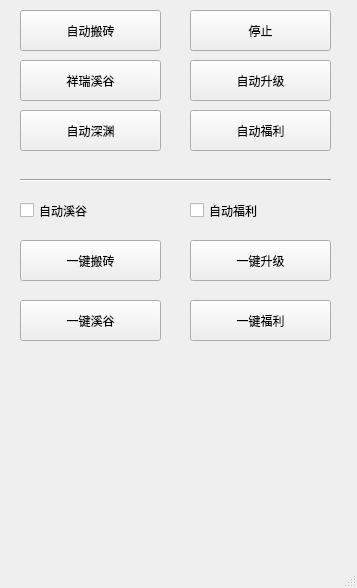
Above: voyager/ui/main.ui from seayona/dnf before the change. Below: the same form after it.
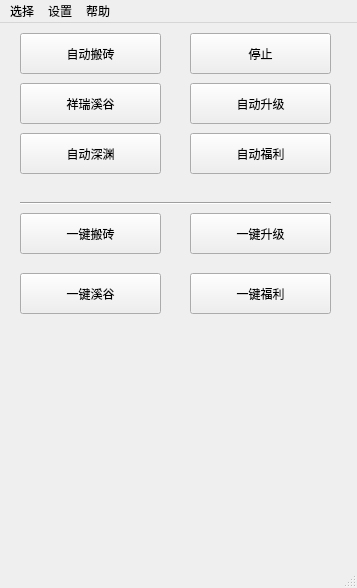
That is the form after the change.

Commit message: F：角色配置选择

```diff
--- a/voyager/ui/main.ui
+++ b/voyager/ui/main.ui
@@ -69,37 +69,11 @@
      <string>自动升级</string>
     </property>
    </widget>
-   <widget class="QCheckBox" name="ckbox_auto_valley">
-    <property name="geometry">
-     <rect>
-      <x>20</x>
-      <y>190</y>
-      <width>90</width>
-      <height>41</height>
-     </rect>
-    </property>
-    <property name="text">
-     <string>自动溪谷</string>
-    </property>
-   </widget>
-   <widget class="QCheckBox" name="ckbox_auto_welfare">
-    <property name="geometry">
-     <rect>
-      <x>190</x>
-      <y>190</y>
-      <width>90</width>
-      <height>41</height>
-     </rect>
-    </property>
-    <property name="text">
-     <string>自动福利</string>
-    </property>
-   </widget>
    <widget class="QPushButton" name="btn_auto_work">
     <property name="geometry">
      <rect>
       <x>20</x>
-      <y>240</y>
+      <y>190</y>
       <width>141</width>
       <height>41</height>
      </rect>
@@ -112,7 +86,7 @@
     <property name="geometry">
      <rect>
       <x>190</x>
-      <y>240</y>
+      <y>190</y>
       <width>141</width>
       <height>41</height>
      </rect>
@@ -151,7 +125,7 @@
     <property name="geometry">
      <rect>
       <x>20</x>
-      <y>300</y>
+      <y>250</y>
       <width>141</width>
       <height>41</height>
      </rect>
@@ -164,7 +138,7 @@
     <property name="geometry">
      <rect>
       <x>190</x>
-      <y>300</y>
+      <y>250</y>
       <width>141</width>
       <height>41</height>
      </rect>
@@ -196,6 +170,25 @@
      <height>23</height>
     </rect>
    </property>
+   <widget class="QMenu" name="menu_players">
+    <property name="title">
+     <string>选择</string>
+    </property>
+    <addaction name="separator"/>
+   </widget>
+   <widget class="QMenu" name="menu_settings">
+    <property name="title">
+     <string>设置</string>
+    </property>
+   </widget>
+   <widget class="QMenu" name="menu_help">
+    <property name="title">
+     <string>帮助</string>
+    </property>
+   </widget>
+   <addaction name="menu_players"/>
+   <addaction name="menu_settings"/>
+   <addaction name="menu_help"/>
   </widget>
   <widget class="QStatusBar" name="statusbar"/>
  </widget>
```
Left out of the diff: 10 changed lines with no effect on the pictures. The commit also changes 2 other files.
